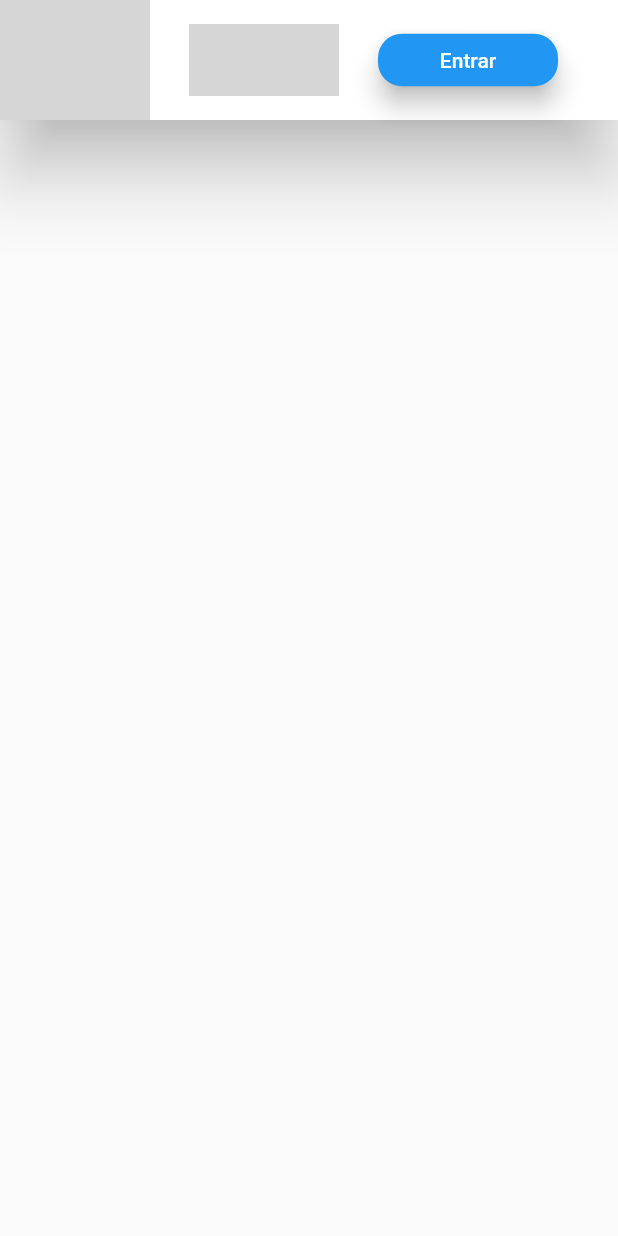
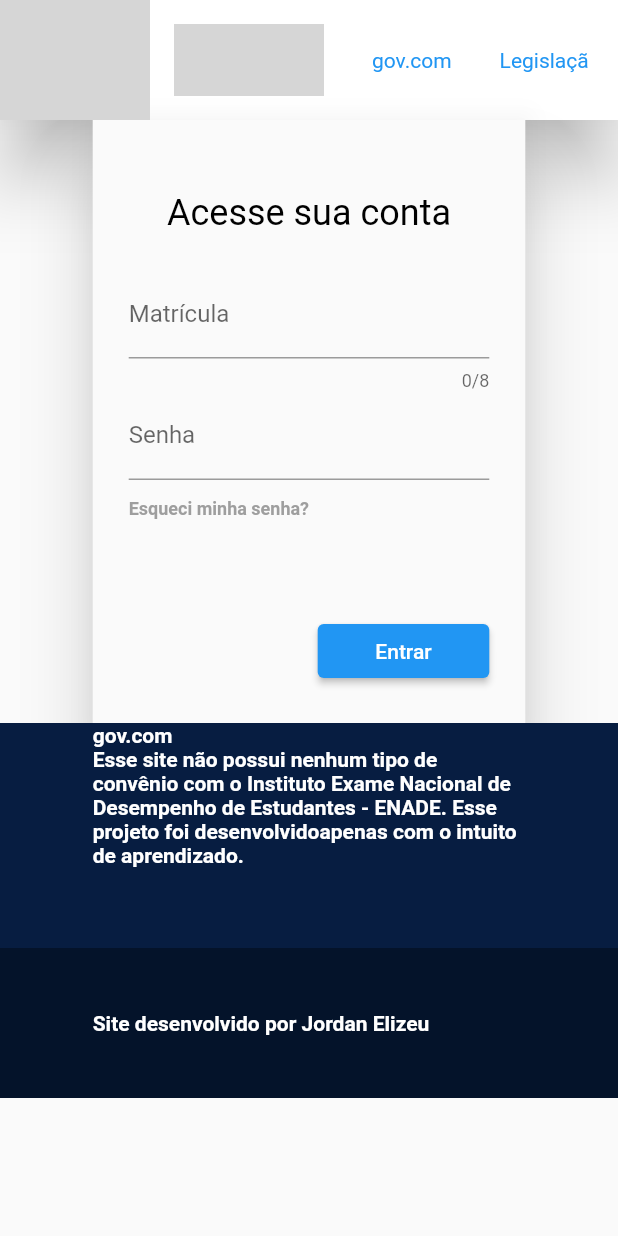
Before and after one commit to JordanElizeu/ProjectEnadeFlutter, a Flutter app: the screen it shows after launch, after a tap on "Entrar", on a phone screen of 412 x 824 dp. Run offline on Flutter 3.47's test engine with Material 2 defaults, Android fonts, the phone set to English and light mode, and no system bars; missing offline and left inert: shared_preferences_web; grey boxes are pictures that could not be loaded.

Commit message:
Atualização 1.2

```diff
--- a/lib/initial_page.dart
+++ /dev/null
@@ -1,72 +0,0 @@
-import 'dart:ui';
-
-import 'package:flutter/cupertino.dart';
-import 'package:flutter/material.dart';
-import 'package:flutter/rendering.dart';
-
-class InitialPage extends StatelessWidget {
-  static const _title =
-      "Enade - Instituto Nacional de Estudos e Pesquisas Educacionais Anísio Teixeira";
-  static const _buttonLogin = "Entrar";
-
-  @override
-  Widget build(BuildContext context) {
-    return MaterialApp(title: _title, home: appBar());
-  }
-
-  Widget appBar() {
-    return Scaffold(
-      body: Material(
-        elevation: 20,
-        child: Container(
-          color: Colors.white,
-          width: double.infinity,
-          height: 80,
-          child: Padding(
-            padding: const EdgeInsets.only(right: 40.0),
-            child: Row(
-              crossAxisAlignment: CrossAxisAlignment.center,
-              mainAxisAlignment: MainAxisAlignment.spaceBetween,
-              children: [
-                Image.asset(
-                  "images/enade.jfif",
-                  height: 100,
-                ),
-                Padding(
-                  padding: const EdgeInsets.all(16.0),
-                  child: Image.asset(
-                    "images/gov.png",
-                    height: 100,
-                  ),
-                ),
-                Container(
-                  height: 35,
-                  width: 120,
-                  child: Expanded(
-                    child: ElevatedButton(
-                      onPressed: () {},
-                      child: Text(
-                        _buttonLogin,
-                        style: TextStyle(color: Colors.white),
-                      ),
-                      style: ButtonStyle(
-                        mouseCursor:
-                            MaterialStateProperty.all(MouseCursor.defer),
-                        elevation: MaterialStateProperty.all(7),
-                        shape: MaterialStateProperty.all(
-                          RoundedRectangleBorder(
-                            borderRadius: BorderRadius.circular(16.0),
-                          ),
-                        ),
-                      ),
-                    ),
-                  ),
-                ),
-              ],
-            ),
-          ),
-        ),
-      ),
-    );
-  }
-}
--- a/lib/main.dart
+++ b/lib/main.dart
@@ -1,6 +1,5 @@
 import 'package:flutter/material.dart';
-
-import 'initial_page.dart';
+import 'package:project_enade/ui/initial_page.dart';
 
 void main() {
   runApp(MyApp());
@@ -11,10 +10,10 @@ class MyApp extends StatelessWidget {
   Widget build(BuildContext context) {
     return MaterialApp(
       theme: ThemeData(
-        primarySwatch: Colors.blue,
+        primaryColor: Colors.blue,
       ),
-    title: "Enade",
-    home: InitialPage(),
+      themeMode: ThemeMode.light,
+      home: InitialPage(),
     );
   }
 }
--- /dev/null
+++ b/lib/ui/app_bar.dart
@@ -0,0 +1,106 @@
+import 'package:flutter/cupertino.dart';
+import 'package:flutter/material.dart';
+import 'package:flutter/rendering.dart';
+
+Widget appBar() {
+  const _buttonLogin = "Entrar";
+  return Material(
+    elevation: 20,
+    child: Container(
+      color: Colors.white,
+      width: double.infinity,
+      height: 80,
+      child: Padding(
+        padding: const EdgeInsets.only(right: 20.0),
+        child: SingleChildScrollView(
+          scrollDirection: Axis.horizontal,
+          child: Row(
+            crossAxisAlignment: CrossAxisAlignment.center,
+            mainAxisAlignment: MainAxisAlignment.start,
+            children: [
+              Image.asset(
+                "images/enade.jfif",
+                height: 100,
+              ),
+              Padding(
+                padding: const EdgeInsets.all(16.0),
+                child: Image.asset(
+                  "images/gov.png",
+                  height: 100,
+                ),
+              ),
+              Row(
+                children: [
+                  inkwellText(textName: "gov.com",function: (){}),
+                  inkwellText(textName: "Legislação",function: (){}),
+                  inkwellText(textName: "Orgãos do Governo",function: (){}),
+                  inkwellText(textName: "Acessibilidade",function: (){}),
+                  inkwellText(textName: "Quiz",function: (){}),
+                  elevatedButton(
+                      nameButton: _buttonLogin,
+                      function: () {},
+                      icon: Icons.person,
+                      colorText: Colors.white,
+                      colorBackGroundButton: Colors.blue),
+                ],
+              ),
+              //InkWell
+            ],
+          ),
+        ),
+      ),
+    ),
+  );
+}
+
+Widget inkwellText({textName,Function function}){
+  return Padding(
+    padding: const EdgeInsets.all(16.0),
+    child: InkWell(
+      child: Text(textName,style: TextStyle(color: Colors.blue),),
+      onTap: function,
+    ),
+  );
+}
+
+Widget elevatedButton(
+    {nameButton,
+    Function function,
+    IconData icon,
+    Color colorText,
+    @required Color colorBackGroundButton,
+    Color overlayColor}) {
+  return Padding(
+    padding: const EdgeInsets.all(8.0),
+    child: Container(
+      height: 35,
+      width: 150,
+      child: ElevatedButton(
+        onPressed: function,
+        child: Row(
+          children: [
+            Icon(icon),
+            Center(
+              child: Text(
+                nameButton,
+                style: TextStyle(
+                    color: colorText == null ? Colors.white : colorText),
+              ),
+            ),
+          ],
+        ),
+        style: ButtonStyle(
+          overlayColor: MaterialStateProperty.all(
+              overlayColor == null ? Colors.white38 : overlayColor),
+          backgroundColor: MaterialStateProperty.all(colorBackGroundButton),
+          elevation: MaterialStateProperty.all(10),
+          shape: MaterialStateProperty.all(
+            RoundedRectangleBorder(
+              borderRadius: BorderRadius.circular(16.0),
+            ),
+          ),
+        ),
+      ),
+    ),
+  );
+}
--- /dev/null
+++ b/lib/ui/initial_page.dart
@@ -0,0 +1,29 @@
+import 'package:flutter/cupertino.dart';
+import 'package:flutter/material.dart';
+import 'package:project_enade/ui/view_footer.dart';
+import 'package:project_enade/ui/view_login.dart';
+
+import 'app_bar.dart';
+
+class InitialPage extends StatelessWidget {
+  static const _title = "Enade - Instituto Nacional de Estudos e Pesquisas Educacionais Anísio Teixeira";
+
+  @override
+  Widget build(BuildContext context) {
+    return MaterialApp(
+      title: _title,
+      home: Scaffold(
+        body: SingleChildScrollView(
+          scrollDirection: Axis.vertical,
+          child: Column(
+            children: [
+              appBar(),
+              ViewLogin(),
+              ViewFooter()
+            ],
+          ),
+        ),
+      ),
+    );
+  }
+}
--- /dev/null
+++ b/lib/ui/view_footer.dart
@@ -0,0 +1,45 @@
+import 'package:flutter/cupertino.dart';
+import 'package:flutter/material.dart';
+
+class ViewFooter extends StatelessWidget {
+  @override
+  Widget build(BuildContext context) {
+    return Column(
+      children: [
+        Container(
+          width: double.infinity,
+          height: 150.0,
+          color: Color(0xFF071d41),
+          child: Column(
+            children: [
+              _formatText("gov.com"),
+              _formatText(
+                  "Esse site não possui nenhum tipo de convênio com o Instituto Exame Nacional de Desempenho de Estudantes - ENADE. Esse projeto foi desenvolvido"
+                  "apenas com o intuito de aprendizado."),
+            ],
+          ),
+        ),
+        Container(
+          height: 100.0,
+          color: Color(0xFF04132a),
+          child: Center(
+              child: _formatText("Site desenvolvido por Jordan Elizeu")),
+        )
+      ],
+    );
+  }
+}
+
+Widget _formatText(text) {
+  return LayoutBuilder(
+      builder: (_, constraints){
+        return Container(
+          width: constraints.maxWidth*0.7,
+          child: Text(
+            text,
+            style: TextStyle(fontWeight: FontWeight.bold, color: Colors.white),
+          ),
+        );
+      }
+  );
+}
--- /dev/null
+++ b/lib/ui/view_login.dart
@@ -0,0 +1,109 @@
+import 'package:flutter/cupertino.dart';
+import 'package:flutter/material.dart';
+import 'package:flutter/rendering.dart';
+import 'package:flutter/services.dart';
+
+class ViewLogin extends StatelessWidget {
+  @override
+  Widget build(BuildContext context) {
+    return Center(
+        child: Material(
+            elevation: 20,
+            child: LayoutBuilder(
+              builder: (_, constraints){
+                return Container(
+                  //I want to get 35% of screen so...
+                  width: constraints.maxWidth*0.70,
+                  child: SingleChildScrollView(
+                    child: Padding(
+                      padding: const EdgeInsets.all(24.0),
+                      child: Column(
+                        children: [
+                          Padding(
+                            padding: const EdgeInsets.all(24.0),
+                            child: Text(
+                              "Acesse sua conta",
+                              style: TextStyle(fontSize: 24.0, color: Colors.black),
+                            ),
+                          ),
+                          _formatTextField(
+                            filteringTextInputFormatter:
+                            FilteringTextInputFormatter.digitsOnly,
+                            fieldName: "Matrícula",
+                            textInputType: TextInputType.number,
+                            maxLength: 8,
+                            obscuredText: false,
+                          ),
+                          _formatTextField(
+                            filteringTextInputFormatter:
+                            FilteringTextInputFormatter.singleLineFormatter,
+                            fieldName: "Senha",
+                            textInputType: TextInputType.text,
+                            maxLength: null,
+                            obscuredText: true,
+                          ),
+                          Row(
+                            children: [
+                              Padding(
+                                padding: const EdgeInsets.only(top: 12.0),
+                                child: Text(
+                                  "Esqueci minha senha?",
+                                  style: TextStyle(
+                                      fontWeight: FontWeight.bold,
+                                      fontSize: 12.0,
+                                      color: Colors.grey),
+                                ),
+                              ),
+                            ],
+                          ),
+                          Row(
+                            mainAxisAlignment: MainAxisAlignment.end,
+                            children: [
+                              Padding(
+                                padding: const EdgeInsets.only(top: 64.0),
+                                child: ElevatedButton(
+                                  style: ButtonStyle(
+                                    alignment: Alignment.centerRight,
+                                  ),
+                                  onPressed: () {},
+                                  child: Container(
+                                    width: constraints.maxWidth*0.2,
+                                    height: 35,
+                                    child: Center(
+                                      child: Text("Entrar"),
+                                    ),
+                                  ),
+                                ),
+                              ),
+                            ],
+                          )
+                        ],
+                      ),
+                    ),
+                  ),
+                );
+              },
+            )
+          ),
+    );
+  }
+}
+
+Widget _formatTextField(
+    {@required FilteringTextInputFormatter filteringTextInputFormatter,
+    @required fieldName,
+    @required TextInputType textInputType,
+    @required maxLength,
+    @required bool obscuredText}) {
+  return TextField(
+    maxLength: maxLength,
+    style: TextStyle(fontSize: 16),
+    textAlign: TextAlign.left,
+    obscureText: obscuredText,
+    keyboardType: textInputType,
+    inputFormatters: <TextInputFormatter>[filteringTextInputFormatter],
+    decoration: InputDecoration(
+      labelText: fieldName,
+    ),
+  );
+}
--- a/pubspec.yaml
+++ b/pubspec.yaml
@@ -48,9 +48,9 @@ flutter:
 
   # To add assets to your application, add an assets section, like this:
   assets:
-    - images/enade.jfif
-    - images/inep.png
-    - images/gov.png
+    - assets/images/enade.jfif
+    - assets/images/inep.png
+    - assets/images/gov.png
 
   # An image asset can refer to one or more resolution-specific "variants", see
   # https://flutter.dev/assets-and-images/#resolution-aware.
```
Also changed, not shown: lib/view_login.dart (deleted).
